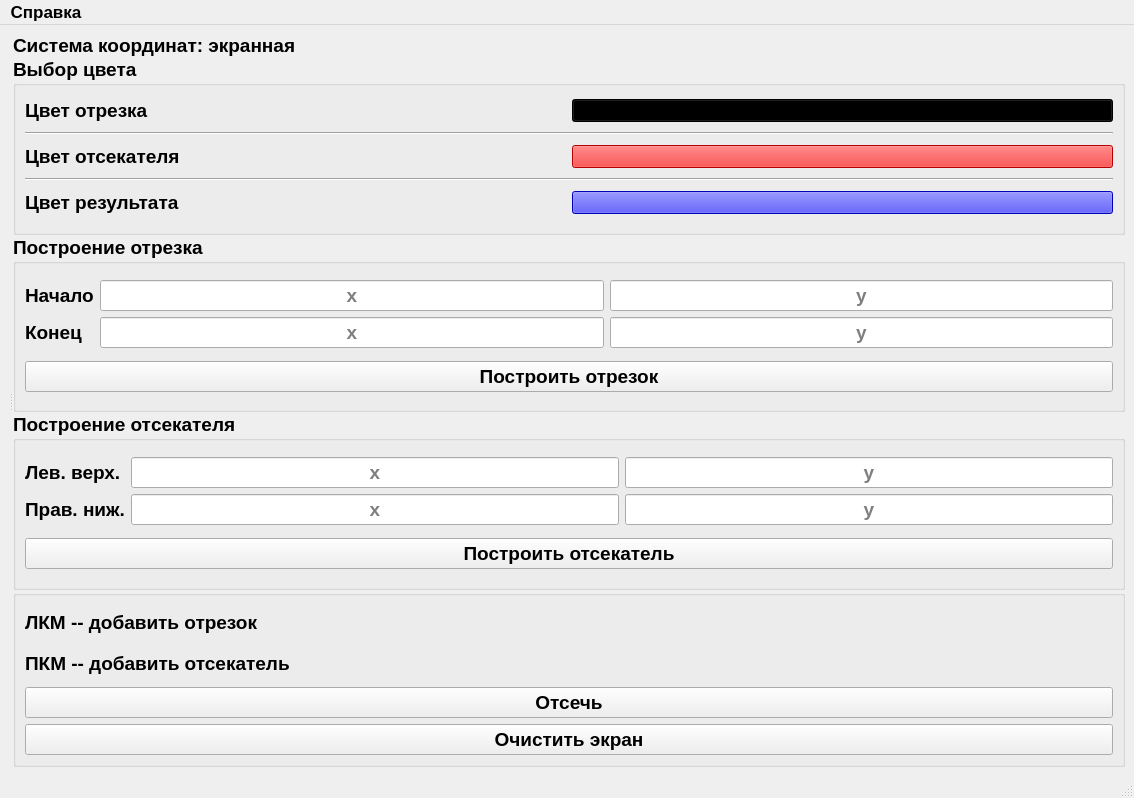
First picture: the form in lab7/lab7.ui, repository YusahO/CG, before the edit.
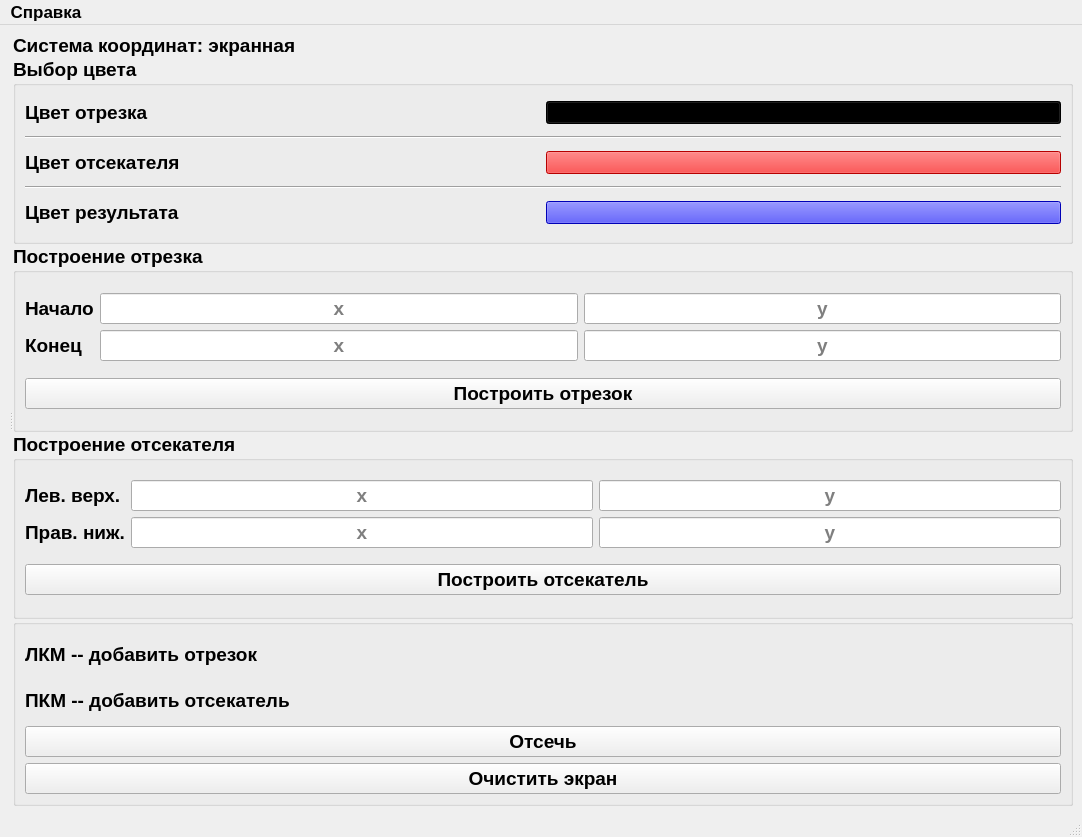
Second picture: the form after the edit. Custom widgets are drawn as their Qt base class.

```diff
--- a/lab7/lab7.ui
+++ b/lab7/lab7.ui
@@ -6,8 +6,8 @@
    <rect>
     <x>0</x>
     <y>0</y>
-    <width>1134</width>
-    <height>798</height>
+    <width>1082</width>
+    <height>837</height>
    </rect>
   </property>
   <property name="windowTitle">
@@ -20,14 +20,14 @@
       <property name="orientation">
        <enum>Qt::Horizontal</enum>
       </property>
-      <widget class="QWidget" name="">
+      <widget class="QWidget" name="layoutWidget">
        <layout class="QVBoxLayout" name="verticalLayout_4" stretch="1">
         <item>
          <widget class="Canvas" name="canvas" native="true"/>
         </item>
        </layout>
       </widget>
-      <widget class="QWidget" name="">
+      <widget class="QWidget" name="layoutWidget">
        <layout class="QVBoxLayout" name="verticalLayout" stretch="0,0,0,0,0">
         <property name="spacing">
          <number>0</number>
@@ -46,6 +46,7 @@
           <property name="font">
            <font>
             <pointsize>14</pointsize>
+            <weight>75</weight>
             <bold>true</bold>
            </font>
           </property>
@@ -59,6 +60,7 @@
           <property name="font">
            <font>
             <pointsize>14</pointsize>
+            <weight>75</weight>
             <bold>true</bold>
            </font>
           </property>
@@ -71,6 +73,7 @@
              <property name="font">
               <font>
                <pointsize>10</pointsize>
+               <weight>50</weight>
                <bold>false</bold>
               </font>
              </property>
@@ -87,6 +90,7 @@
              <property name="font">
               <font>
                <pointsize>10</pointsize>
+               <weight>50</weight>
                <bold>false</bold>
               </font>
              </property>
@@ -103,6 +107,7 @@
              <property name="font">
               <font>
                <pointsize>10</pointsize>
+               <weight>50</weight>
                <bold>false</bold>
               </font>
              </property>
@@ -163,6 +168,7 @@
           <property name="font">
            <font>
             <pointsize>14</pointsize>
+            <weight>75</weight>
             <bold>true</bold>
            </font>
           </property>
@@ -255,6 +261,7 @@
           <property name="font">
            <font>
             <pointsize>14</pointsize>
+            <weight>75</weight>
             <bold>true</bold>
            </font>
           </property>
@@ -341,6 +348,7 @@
           <property name="font">
            <font>
             <pointsize>14</pointsize>
+            <weight>75</weight>
             <bold>true</bold>
            </font>
           </property>
@@ -390,13 +398,14 @@
     <rect>
      <x>0</x>
      <y>0</y>
-     <width>1134</width>
-     <height>29</height>
+     <width>1082</width>
+     <height>36</height>
     </rect>
    </property>
    <property name="font">
     <font>
      <pointsize>13</pointsize>
+     <weight>75</weight>
      <bold>true</bold>
     </font>
    </property>
@@ -404,6 +413,7 @@
     <property name="font">
      <font>
       <pointsize>13</pointsize>
+      <weight>75</weight>
       <bold>true</bold>
      </font>
     </property>
```
Left out of the diff: 2 changed lines with no effect on the pictures.
